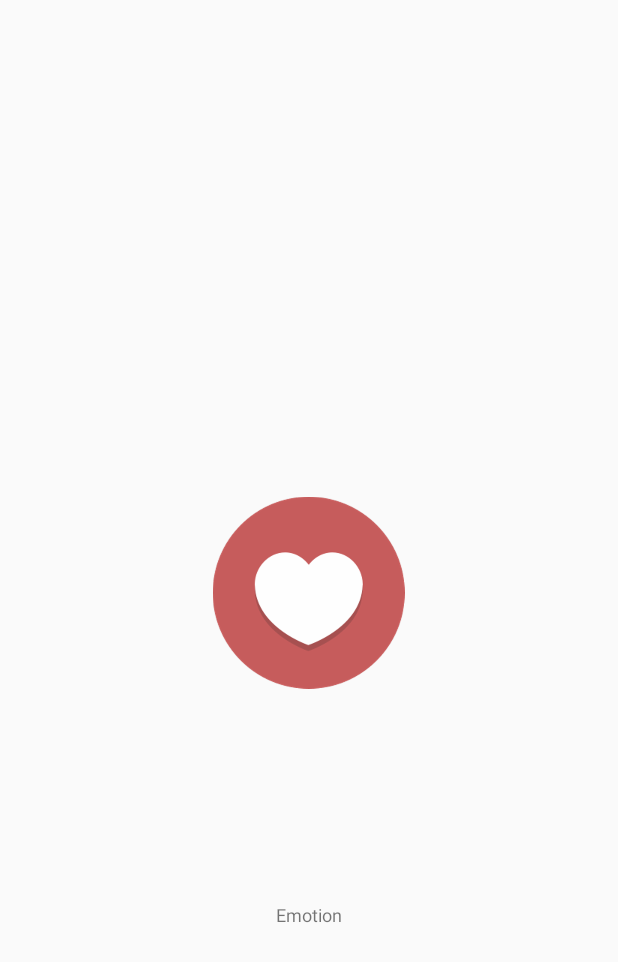
After one commit to Chrisplus/MuseLogger, an Android app: the layout view_dashbutton.xml on its own in the app's theme, with its tools: preview values and no code run, on a phone screen of 412 x 824 dp. The commit adds this screen. Shown: the top 962 px of the screen. Run offline under Robolectric (Android 15) with nearby library versions, the phone set to English and light mode, and no system bars.

Commit message:
ADD dash button

```diff
--- /dev/null
+++ b/app/src/main/res/layout/view_dashbutton.xml
@@ -0,0 +1,37 @@
+<?xml version="1.0" encoding="utf-8"?>
+<LinearLayout xmlns:android="http://schemas.android.com/apk/res/android"
+              android:orientation="vertical"
+              android:layout_width="match_parent"
+              android:layout_height="match_parent"
+              android:weightSum="4"
+              android:clickable="true"
+              android:background="@drawable/drawable_dashboard_btn_bg">
+    <Space
+            android:layout_width="match_parent"
+            android:layout_height="0dp"
+            android:layout_weight="1"/>
+
+    <ImageView
+            android:id="@+id/dashbtn_icon"
+            android:layout_width="wrap_content"
+            android:layout_height="0dp"
+            android:layout_weight="2"
+            android:src="@drawable/ic_emotion"
+            android:layout_gravity="center_horizontal"/>
+
+    <TextView
+            android:id="@+id/dashbtn_name"
+            android:layout_width="match_parent"
+            android:layout_height="wrap_content"
+            android:text="@string/dash_btn_emotion"
+            android:textSize="12sp"
+            android:textColor="@color/black_text_secondary"
+            android:padding="8dp"
+            android:gravity="center"/>
+    <Space
+            android:layout_width="match_parent"
+            android:layout_height="0dp"
+            android:layout_weight="1"/>
+
+
+</LinearLayout>
--- a/app/src/main/res/values/strings.xml
+++ b/app/src/main/res/values/strings.xml
@@ -19,4 +19,9 @@
     <string name="eeg_channel_af7">AF7</string>
     <string name="eeg_channel_af8">AF8</string>
     <string name="eeg_channel_fpz">FPZ</string>
+
+    <string name="dash_btn_instant_view">Instant View</string>
+    <string name="dash_btn_emotion">Emotion</string>
+    <string name="dash_btn_logger_view">Logger View</string>
+    <string name="dash_btn_settings">Settings</string>
 </resources>
--- a/app/src/main/res/values/styles.xml
+++ b/app/src/main/res/values/styles.xml
@@ -23,4 +23,8 @@
         </attr>
     </declare-styleable>
 
+    <declare-styleable name="DashButtonView">
+        <attr name="dashIcon" format="reference"/>
+        <attr name="dashTitle" format="reference"/>
+    </declare-styleable>
 </resources>
```
Also changed, not shown: app/src/main/java/com/chrisplus/muselogger/views/DashButtonView.java (added, +59 -0 lines), app/src/main/res/layout/activity_main_new.xml (+31 -27 lines).
